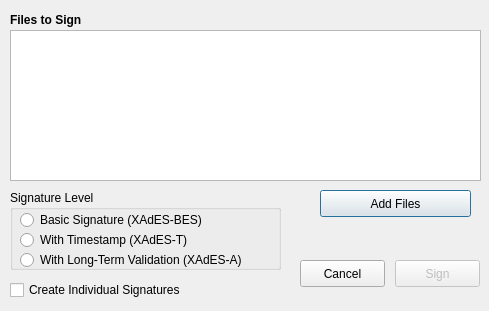
First picture: the form in pteid-mw-pt/_src/eidmw/eidgui/dlgSignature.ui, repository amagovpt/autenticacao.gov, before the edit.
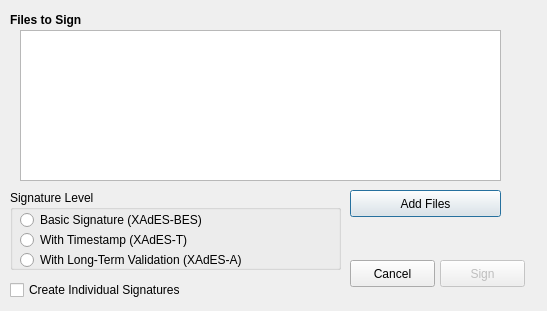
Second picture: the form after the edit. Icons and pictures are not drawn. Custom widgets are drawn as their Qt base class.

Commit message: Xades Signature fixes

What changed in the file:
```diff
--- a/pteid-mw-pt/_src/eidmw/eidgui/dlgSignature.ui
+++ b/pteid-mw-pt/_src/eidmw/eidgui/dlgSignature.ui
@@ -6,7 +6,7 @@
    <rect>
     <x>0</x>
     <y>0</y>
-    <width>489</width>
+    <width>547</width>
     <height>311</height>
    </rect>
   </property>
@@ -29,7 +29,7 @@
   <widget class="QPushButton" name="pbAddFiles">
    <property name="geometry">
     <rect>
-     <x>320</x>
+     <x>350</x>
      <y>190</y>
      <width>151</width>
      <height>27</height>
@@ -67,7 +67,7 @@
   <widget class="QPushButton" name="pbCancel">
    <property name="geometry">
     <rect>
-     <x>300</x>
+     <x>350</x>
      <y>260</y>
      <width>85</width>
      <height>27</height>
@@ -83,7 +83,7 @@
    </property>
    <property name="geometry">
     <rect>
-     <x>395</x>
+     <x>440</x>
      <y>260</y>
      <width>85</width>
      <height>27</height>
@@ -96,9 +96,9 @@
   <widget class="MyListView" name="listView">
    <property name="geometry">
     <rect>
-     <x>10</x>
+     <x>20</x>
      <y>30</y>
-     <width>471</width>
+     <width>481</width>
      <height>151</height>
     </rect>
    </property>
@@ -121,7 +121,7 @@
     <rect>
      <x>10</x>
      <y>190</y>
-     <width>271</width>
+     <width>331</width>
      <height>80</height>
     </rect>
    </property>
@@ -133,7 +133,7 @@
      <rect>
       <x>10</x>
       <y>20</y>
-      <width>221</width>
+      <width>291</width>
       <height>20</height>
      </rect>
     </property>
@@ -146,7 +146,7 @@
      <rect>
       <x>10</x>
       <y>40</y>
-      <width>211</width>
+      <width>301</width>
       <height>20</height>
      </rect>
     </property>
@@ -159,7 +159,7 @@
      <rect>
       <x>10</x>
       <y>60</y>
-      <width>271</width>
+      <width>311</width>
       <height>20</height>
      </rect>
     </property>
```
The commit also changes 1 other file.
